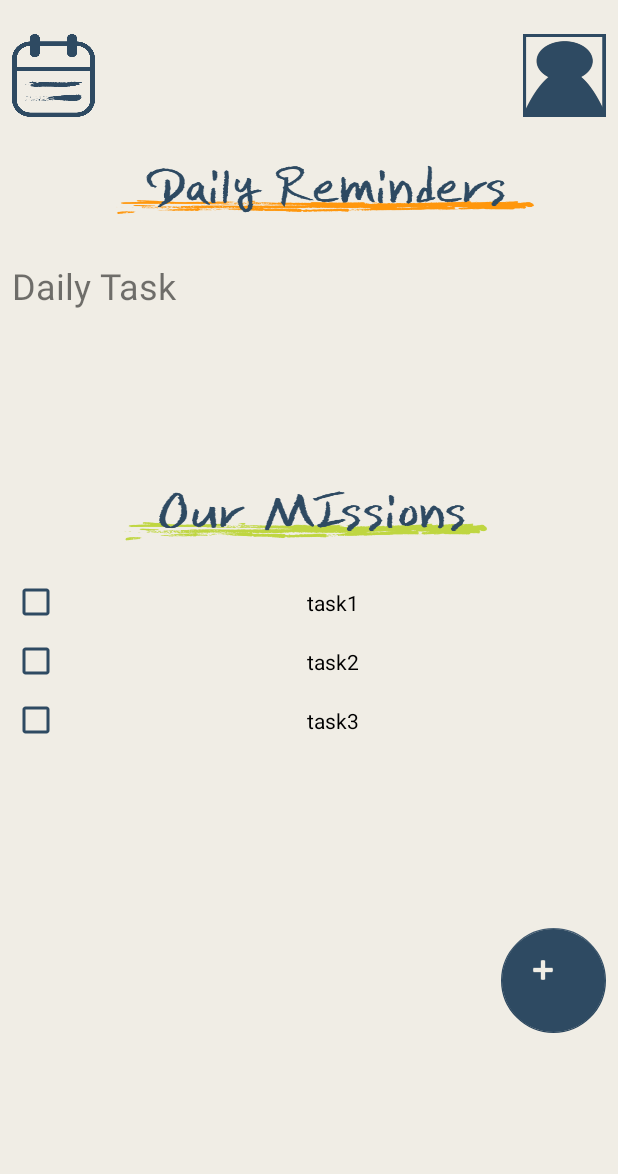
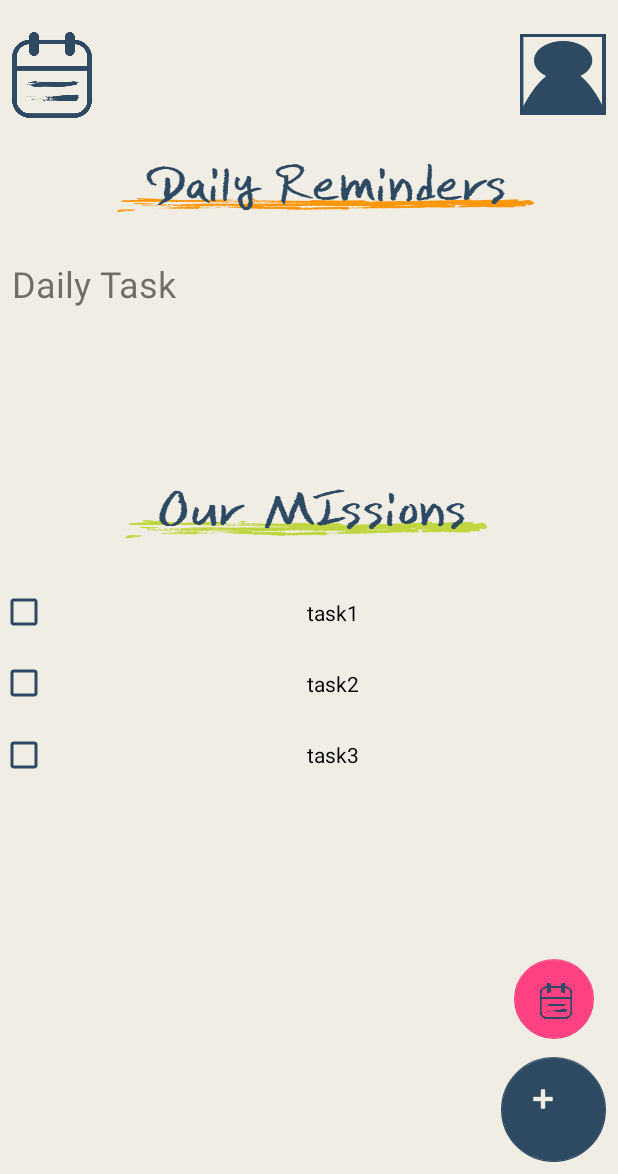
Before and after one commit to littlebreeze/Promise_Together, an Android app: the StartActivity screen opened directly, with no data from a screen before it, on a phone screen of 412 x 824 dp, the part 62-1236 px from its top. Run offline under Robolectric (Android 15) with nearby library versions, the phone set to English and light mode, and no system bars; libraries missing offline, so code that uses them is left out: com.firebase.ui.

Commit message:
start activity layout

```diff
--- a/app/src/main/res/layout/activity_start.xml
+++ b/app/src/main/res/layout/activity_start.xml
@@ -21,8 +21,8 @@
 
     <Button
         android:id="@+id/calendar"
-        android:layout_width="55dp"
-        android:layout_height="55dp"
+        android:layout_width="53dp"
+        android:layout_height="57dp"
         android:layout_marginBottom="8dp"
         android:layout_marginStart="8dp"
         android:layout_marginTop="8dp"
@@ -34,8 +34,8 @@
 
     <ImageButton
         android:id="@+id/profile"
-        android:layout_width="55dp"
-        android:layout_height="55dp"
+        android:layout_width="57dp"
+        android:layout_height="54dp"
         android:layout_marginEnd="8dp"
         android:layout_marginTop="8dp"
         android:adjustViewBounds="true"
@@ -80,7 +80,7 @@
         app:layout_constraintStart_toStartOf="parent"
         app:layout_constraintTop_toBottomOf="@+id/dailyTask" />
 
-    <GridLayout
+
     android:id="@+id/gridLayout2"
     android:layout_width="0dp"
     android:layout_height="150dp"
@@ -98,30 +98,45 @@
         android:id="@+id/Check"
         style="@android:style/Widget.CompoundButton.CheckBox"
         android:layout_width="match_parent"
-            android:layout_height="39dp"
+        android:layout_height="40dp"
+        android:layout_marginBottom="8dp"
+        android:layout_marginTop="8dp"
         android:buttonTint="@color/color2"
         android:checked="false"
         android:hint="@string/action_settings"
-            android:text="task1"
-            android:textAlignment="center" />
+        android:text="task3"
+        android:textAlignment="center"
+        app:layout_constraintBottom_toBottomOf="parent"
+        app:layout_constraintEnd_toEndOf="parent"
+        app:layout_constraintTop_toBottomOf="@+id/Check2"
+        app:layout_constraintVertical_bias="0.0" />
 
     <CheckBox
         android:id="@+id/Check2"
         android:layout_width="match_parent"
         android:layout_height="39dp"
+        android:layout_marginTop="8dp"
         android:buttonTint="@color/color2"
         android:text="task2"
-            android:textAlignment="center" />
+        android:textAlignment="center"
+        app:layout_constraintEnd_toEndOf="parent"
+        app:layout_constraintHorizontal_bias="0.0"
+        app:layout_constraintStart_toStartOf="parent"
+        app:layout_constraintTop_toBottomOf="@+id/Check3" />
 
     <CheckBox
         android:id="@+id/Check3"
         android:layout_width="match_parent"
         android:layout_height="39dp"
+        android:layout_marginTop="8dp"
         android:buttonTint="@color/color2"
-            android:text="task3"
-            android:textAlignment="center" />
+        android:text="task1"
+        android:textAlignment="center"
+        app:layout_constraintEnd_toEndOf="parent"
+        app:layout_constraintStart_toStartOf="parent"
+        app:layout_constraintTop_toBottomOf="@+id/button5" />
 
-    </GridLayout>
+
 
     <android.support.design.widget.FloatingActionButton
         android:id="@+id/floatingActionButton"
@@ -134,11 +149,21 @@
         app:backgroundTint="@color/color2"
         app:layout_constraintBottom_toBottomOf="parent"
         app:layout_constraintEnd_toEndOf="parent"
-        app:layout_constraintTop_toBottomOf="@+id/gridLayout2"
+
         app:rippleColor="@color/color1"
         app:srcCompat="@android:drawable/ic_input_add"
         app:pressedTranslationZ="12dp"/>
 
+    <android.support.design.widget.FloatingActionButton
+        android:id="@+id/floatingActionButton2"
+        android:layout_width="53dp"
+        android:layout_height="57dp"
+        android:layout_marginBottom="12dp"
+        android:layout_marginEnd="16dp"
+        android:clickable="true"
+        app:layout_constraintBottom_toTopOf="@+id/floatingActionButton"
+        app:layout_constraintEnd_toEndOf="parent"
+        app:srcCompat="@drawable/calendar" />
 
 
 </android.support.constraint.ConstraintLayout>
```
Lines whose indentation alone changed are shown as unchanged.
